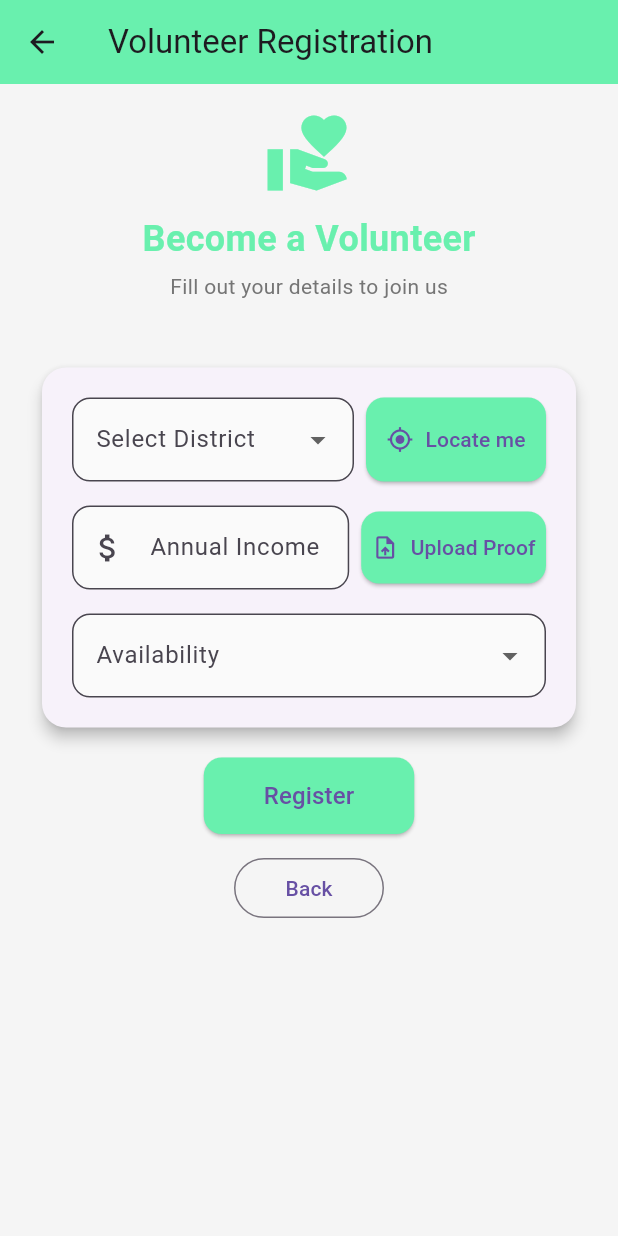
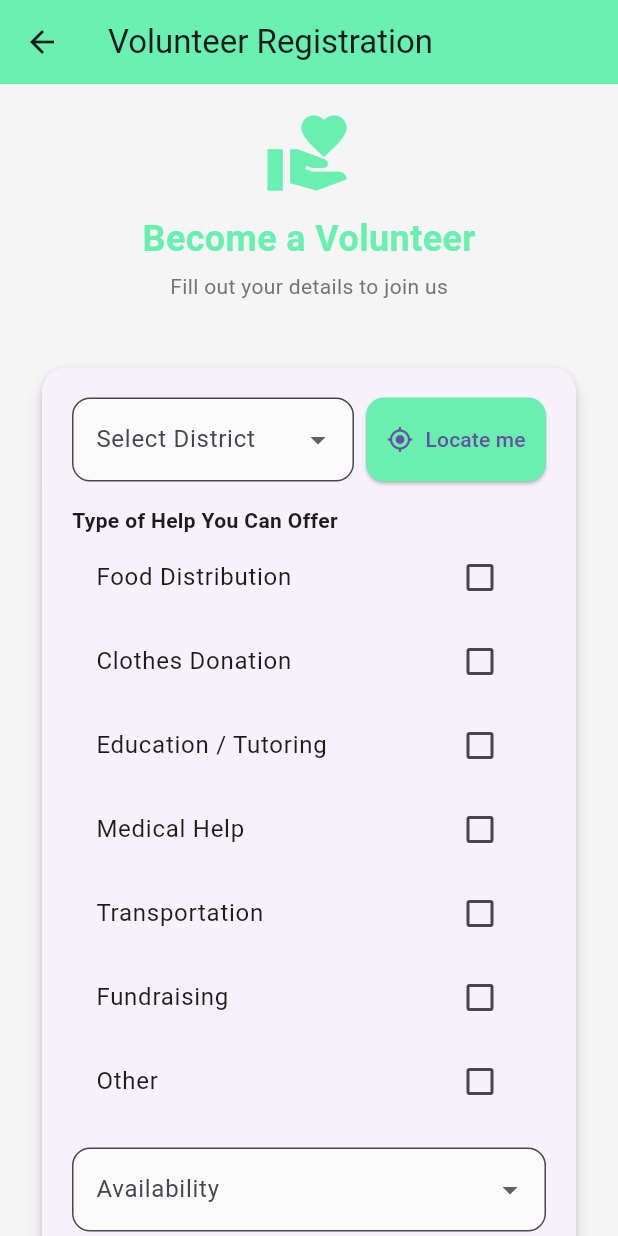
Before and after one commit to MathurakshiMahendrarajah/HelpNow-MobileApp, a Flutter app: the VolunteerRegisterScreen screen opened directly, swiped to page 2, on a phone screen of 412 x 824 dp. Run offline on Flutter 3.47's test engine with Material 3 defaults, Android fonts, the phone set to English and light mode, and no system bars; our stand-ins replace geolocator, image_picker, permission_handler; missing offline and left inert: amplify_api, amplify_auth_cognito, amplify_flutter, amplify_storage_s3; statements that could not run were skipped.

Commit message:
Register screen update

```diff
--- a/lib/screens/volunteer/volunteer_register_screen.dart
+++ b/lib/screens/volunteer/volunteer_register_screen.dart
@@ -12,14 +12,32 @@ class _VolunteerRegisterScreenState extends State<VolunteerRegisterScreen> {
   // Step 1 controllers
   final TextEditingController nameController = TextEditingController();
   final TextEditingController emailController = TextEditingController();
+  final TextEditingController phoneController = TextEditingController();
   final TextEditingController passwordController = TextEditingController();
   final TextEditingController confirmPasswordController =
       TextEditingController();
 
   // Step 2 controllers
-  final TextEditingController incomeController = TextEditingController();
   String? selectedDistrict;
   String? selectedAvailability;
+  final TextEditingController skillsController = TextEditingController();
+  final TextEditingController languagesController = TextEditingController();
+  final TextEditingController emergencyContactController =
+      TextEditingController();
+
+  bool agreedToTerms = false;
+
+  // Volunteer help types (multi-selection)
+  List<String> helpTypes = [
+    'Food Distribution',
+    'Clothes Donation',
+    'Education / Tutoring',
+    'Medical Help',
+    'Transportation',
+    'Fundraising',
+    'Other',
+  ];
+  List<String> selectedHelpTypes = [];
 
   int currentPage = 0;
 
@@ -52,11 +70,19 @@ class _VolunteerRegisterScreenState extends State<VolunteerRegisterScreen> {
     ).showSnackBar(SnackBar(content: Text('Current district set to Colombo')));
   }
 
-  void _pickIncomeProof() {
-    // TODO: Implement actual file picker here
-    ScaffoldMessenger.of(context).showSnackBar(
-      SnackBar(content: Text('Upload proof clicked - implement file picker!')),
-    );
+  void _registerVolunteer() {
+    if (!agreedToTerms) {
+      ScaffoldMessenger.of(context).showSnackBar(
+        SnackBar(content: Text("Please agree to the Terms & Conditions")),
+      );
+      return;
+    }
+
+    // TODO: Add form validation + API submission
+    ScaffoldMessenger.of(
+      context,
+    ).showSnackBar(SnackBar(content: Text("Registered successfully!")));
+    Navigator.pop(context);
   }
 
   @override
@@ -98,7 +124,7 @@ class _VolunteerRegisterScreenState extends State<VolunteerRegisterScreen> {
               ),
             ),
 
-            // Form Steps with button below each form
+            // Form Steps
             Expanded(
               child: PageView(
                 controller: _pageController,
@@ -117,13 +143,7 @@ class _VolunteerRegisterScreenState extends State<VolunteerRegisterScreen> {
                   buildStepWithButton(
                     stepWidget: buildStep2(),
                     buttonText: "Register",
-                    onButtonPressed: () {
-                      // Submit form logic here
-                      ScaffoldMessenger.of(context).showSnackBar(
-                        SnackBar(content: Text("Registered successfully!")),
-                      );
-                      Navigator.pop(context);
-                    },
+                    onButtonPressed: _registerVolunteer,
                     showBackButton: true,
                     onBackPressed: prevPage,
                   ),
@@ -198,6 +218,13 @@ class _VolunteerRegisterScreenState extends State<VolunteerRegisterScreen> {
             ),
             const SizedBox(height: 16),
             buildInputField(
+              controller: phoneController,
+              label: 'Phone Number',
+              icon: Icons.phone,
+              keyboardType: TextInputType.phone,
+            ),
+            const SizedBox(height: 16),
+            buildInputField(
               controller: passwordController,
               label: 'Password',
               icon: Icons.lock,
@@ -243,27 +270,15 @@ class _VolunteerRegisterScreenState extends State<VolunteerRegisterScreen> {
                           'Gampaha',
                           'Kalutara',
                           'Kandy',
-                          'Matale',
-                          'Nuwara Eliya',
+                          'Jaffna',
                           'Galle',
                           'Matara',
-                          'Hambantota',
-                          'Jaffna',
-                          'Kilinochchi',
-                          'Mannar',
-                          'Vavuniya',
-                          'Mullaitivu',
                           'Batticaloa',
-                          'Ampara',
                           'Trincomalee',
                           'Kurunegala',
-                          'Puttalam',
                           'Anuradhapura',
-                          'Polonnaruwa',
                           'Badulla',
-                          'Moneragala',
                           'Ratnapura',
-                          'Kegalle',
                         ].map((district) {
                           return DropdownMenuItem(
                             value: district,
@@ -296,36 +311,29 @@ class _VolunteerRegisterScreenState extends State<VolunteerRegisterScreen> {
 
             const SizedBox(height: 16),
 
-            Row(
-              children: [
-                Expanded(
-                  flex: 3,
-                  child: buildInputField(
-                    controller: incomeController,
-                    label: 'Annual Income',
-                    icon: Icons.attach_money,
-                    keyboardType: TextInputType.number,
-                  ),
-                ),
-                const SizedBox(width: 8),
-                Expanded(
-                  flex: 2,
-                  child: ElevatedButton.icon(
-                    onPressed: _pickIncomeProof,
-                    icon: Icon(Icons.upload_file),
-                    label: Text('Upload Proof'),
-                    style: ElevatedButton.styleFrom(
-                      backgroundColor: Colors.greenAccent,
-                      shape: RoundedRectangleBorder(
-                        borderRadius: BorderRadius.circular(12),
-                      ),
-                      padding: EdgeInsets.symmetric(vertical: 14),
-                      minimumSize: Size(double.infinity, 48),
-                    ),
-                  ),
-                ),
-              ],
+            // Volunteer Help Types (multi-checkbox)
+            Align(
+              alignment: Alignment.centerLeft,
+              child: Text(
+                "Type of Help You Can Offer",
+                style: TextStyle(fontWeight: FontWeight.bold),
+              ),
             ),
+            ...helpTypes.map((help) {
+              return CheckboxListTile(
+                title: Text(help),
+                value: selectedHelpTypes.contains(help),
+                onChanged: (val) {
+                  setState(() {
+                    if (val == true) {
+                      selectedHelpTypes.add(help);
+                    } else {
+                      selectedHelpTypes.remove(help);
+                    }
+                  });
+                },
+              );
+            }).toList(),
 
             const SizedBox(height: 16),
 
@@ -349,6 +357,42 @@ class _VolunteerRegisterScreenState extends State<VolunteerRegisterScreen> {
                   selectedAvailability = value;
                 });
               },
+            ),
+
+            const SizedBox(height: 16),
+
+            buildInputField(
+              controller: skillsController,
+              label: 'Skills & Expertise',
+              icon: Icons.star,
+            ),
+            const SizedBox(height: 16),
+
+            buildInputField(
+              controller: languagesController,
+              label: 'Languages Spoken',
+              icon: Icons.language,
+            ),
+            const SizedBox(height: 16),
+
+            buildInputField(
+              controller: emergencyContactController,
+              label: 'Emergency Contact Number',
+              icon: Icons.contact_phone,
+              keyboardType: TextInputType.phone,
+            ),
+
+            const SizedBox(height: 16),
+
+            CheckboxListTile(
+              value: agreedToTerms,
+              onChanged: (val) {
+                setState(() {
+                  agreedToTerms = val ?? false;
+                });
+              },
+              title: Text("I agree to the Terms & Conditions"),
+              controlAffinity: ListTileControlAffinity.leading,
             ),
           ],
         ),
```
